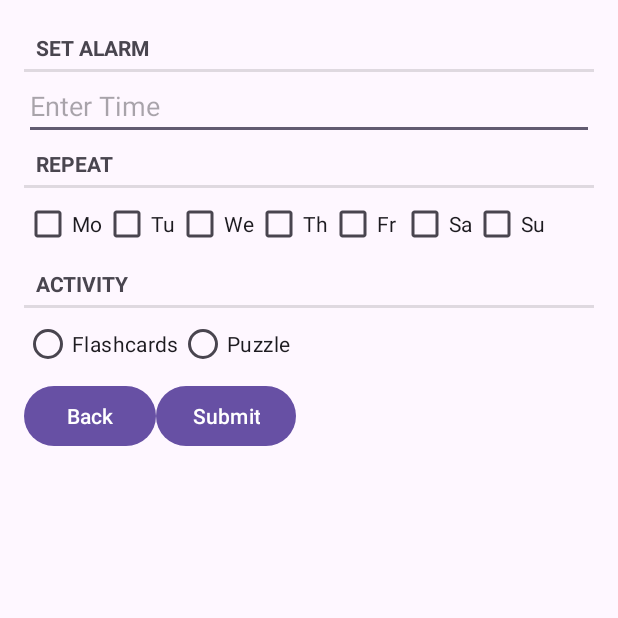
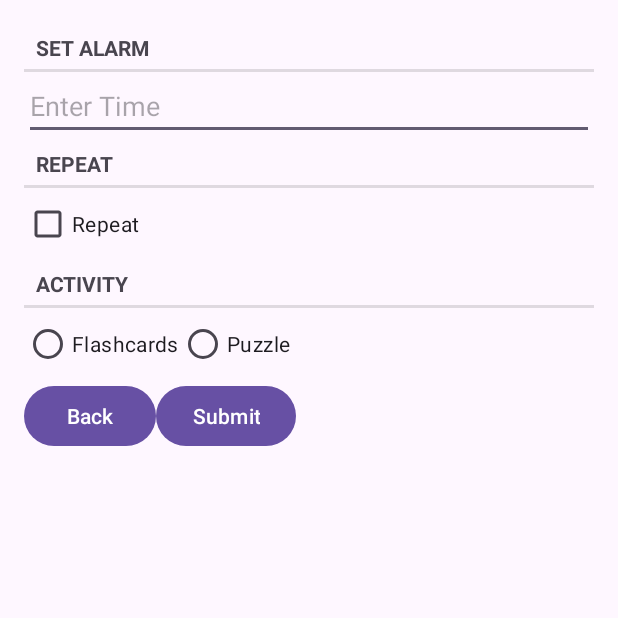
Before and after one commit to cduong2/puzzle-alarm, an Android app: the AlarmCreateActivity screen opened directly, with no data from a screen before it, on a phone screen of 412 x 824 dp, the top half of it. Run offline under Robolectric (Android 15) with nearby library versions, the phone set to English and light mode, and no system bars.

Commit message:
the forms work now

```diff
--- a/ZooAlarm/app/src/main/java/com/example/zooalarm/AlarmCreateActivity.java
+++ b/ZooAlarm/app/src/main/java/com/example/zooalarm/AlarmCreateActivity.java
@@ -1,5 +1,7 @@
 package com.example.zooalarm;
 
+import android.content.Context;
+import android.content.Intent;
 import android.os.Bundle;
 import android.util.Log;
 import android.widget.Button;
@@ -8,21 +10,23 @@ import androidx.appcompat.app.AppCompatActivity;
 import androidx.fragment.app.Fragment;
 import androidx.fragment.app.FragmentManager;
 
-public class AlarmCreateActivity extends AppCompatActivity {
+import java.util.UUID;
+
+public class AlarmCreateActivity extends SingleFragmentActivity {
     private Button mBackButton;
     private static final String TAG = "AlarmCreateActivity";
+    private static final String EXTRA_ALARM_ID =
+            "com.example.zooalarm.alarm_id";
+    public static Intent newIntent(Context packageContext, UUID alarmId) {
+        Intent intent = new Intent(packageContext, AlarmCreateActivity.class);
+        intent.putExtra(EXTRA_ALARM_ID, alarmId);
+        return intent;
+    }
     @Override
-    protected void onCreate(Bundle savedInstanceState) {
-        super.onCreate(savedInstanceState);
+    protected Fragment createFragment() {
         Log.d(TAG, "onCreate(Bundle) called");
-        setContentView(R.layout.activity_fragment);
-        FragmentManager fm = getSupportFragmentManager();
-        Fragment fragment = fm.findFragmentById(R.id.fragment_container);
-        if (fragment == null) {
-            fragment = new AlarmFragment();
-            fm.beginTransaction()
-                    .add(R.id.fragment_container, fragment)
-                    .commit(); }
+        UUID alarmId = (UUID) getIntent().getSerializableExtra(EXTRA_ALARM_ID);
+        return AlarmFragment.newInstance(alarmId);
     }
     @Override
     public void onStart() {
--- a/ZooAlarm/app/src/main/java/com/example/zooalarm/AlarmFragment.java
+++ b/ZooAlarm/app/src/main/java/com/example/zooalarm/AlarmFragment.java
@@ -1,6 +1,7 @@
 package com.example.zooalarm;
 
 import android.content.Intent;
+import android.credentials.CreateCredentialException;
 import android.os.Bundle;
 import android.text.Editable;
 import android.text.TextWatcher;
@@ -22,20 +23,35 @@ import androidx.fragment.app.Fragment;
 
 import java.util.ArrayList;
 import java.util.List;
+import java.util.UUID;
 
 public class AlarmFragment extends Fragment {
     private Alarm mAlarm;
     private EditText mAlarmField;
-    private List<CheckBox> mDayCheckboxes;
+    private CheckBox mRepeatCheckbox;
     private RadioGroup mActivityRadioGroup;
+    private RadioButton mFlashCards;
+    private RadioButton mPuzzle;
+
     private Button mBackButton;
+    private Button mSubmitButton;
     private static final String TAG = "AlarmFragment";
+    private static final String ARG_ALARM_ID = "alarm_id";
 
+    public static AlarmFragment newInstance(UUID alarmId) {
+        Bundle args = new Bundle();
+        args.putSerializable(ARG_ALARM_ID, alarmId);
+        AlarmFragment fragment = new AlarmFragment();
+        fragment.setArguments(args);
+        return fragment;
+    }
 
     @Override
     public void onCreate(@Nullable Bundle savedInstanceState) {
         super.onCreate(savedInstanceState);
-        mAlarm = new Alarm();
+        UUID alarmId = (UUID) getArguments().getSerializable(ARG_ALARM_ID);
+        mAlarm = AlarmLab.get(getActivity()).getAlarm(alarmId);
+
     }
 
     @Override
@@ -43,34 +59,32 @@ public class AlarmFragment extends Fragment {
         View v = inflater.inflate(R.layout.fragment_alarm, container, false);
         Log.d(TAG, "onCreateView: Fragment view is being created.");
         mAlarmField = v.findViewById(R.id.alarm_time);
-
-        mDayCheckboxes = new ArrayList<>();
-        mDayCheckboxes.add((CheckBox) v.findViewById(R.id.is_mon));
-        mDayCheckboxes.add((CheckBox) v.findViewById(R.id.is_tue));
-        mDayCheckboxes.add((CheckBox) v.findViewById(R.id.is_wed));
-        mDayCheckboxes.add((CheckBox) v.findViewById(R.id.is_thr));
-        mDayCheckboxes.add((CheckBox) v.findViewById(R.id.is_fri));
-        mDayCheckboxes.add((CheckBox) v.findViewById(R.id.is_sat));
-        mDayCheckboxes.add((CheckBox) v.findViewById(R.id.is_sun));
+        mRepeatCheckbox= v.findViewById(R.id.is_repeat);
+        mActivityRadioGroup = v.findViewById(R.id.activity_radio_group);
+        mFlashCards = v.findViewById(R.id.is_flashcards);
+        mPuzzle = v.findViewById(R.id.is_word_puzzle);
 
 
-        // Set up listeners for day checkboxes
-        for (CheckBox checkBox : mDayCheckboxes) {
-            if (checkBox != null) { // Check for null
-                checkBox.setOnCheckedChangeListener(new CompoundButton.OnCheckedChangeListener() {
-                    @Override
-                    public void onCheckedChanged(CompoundButton buttonView, boolean isChecked) {
-                        if (mAlarm != null) { // Check for null
-                           mAlarm.updateDays(checkBox.getText().toString());
-                            Toast.makeText(getActivity(), checkBox.getText().toString(), Toast.LENGTH_SHORT).show();
-                        }
-                    }
-                });
+        if (mAlarm!=null){
+            mAlarmField.setText(mAlarm.getTime());
+            mRepeatCheckbox.setChecked(mAlarm.getRepeat());
+            if (mAlarm.getActivity().equals("flashcards")){
+                mFlashCards.setChecked(true);
+            }else{
+                mPuzzle.setChecked(true);
             }
+        }else{
+            mAlarm=new Alarm();
         }
+        mRepeatCheckbox.setOnCheckedChangeListener(new CompoundButton.OnCheckedChangeListener() {
+            @Override
+            public void onCheckedChanged(CompoundButton buttonView,
+                                         boolean isChecked) {
+                mAlarm.setRepeat(isChecked);
+            } });
 
-        // Initialize radio group for activity selection
-        mActivityRadioGroup = v.findViewById(R.id.activity_radio_group);
+
+
         // Set up listener for the radio group (activity selection)
         mActivityRadioGroup.setOnCheckedChangeListener(new RadioGroup.OnCheckedChangeListener() {
             @Override
@@ -104,9 +118,20 @@ public class AlarmFragment extends Fragment {
         mBackButton.setOnClickListener(new View.OnClickListener() {
             @Override
             public void onClick(View v) {
-                startActivity(new Intent(getActivity(), MainActivity.class));
+                startActivity(new Intent(getActivity(), AlarmListActivity.class));
             }
         });
+        mSubmitButton = v.findViewById(R.id.submit_button);
+        mSubmitButton.setOnClickListener(new View.OnClickListener() {
+            @Override
+            public void onClick(View v) {
+                AlarmLab alarmLab = AlarmLab.get(getActivity());
+                List<Alarm> alarms = alarmLab.getAlarms();
+                alarms.add(mAlarm);
+                startActivity(new Intent(getActivity(), AlarmListActivity.class));
+            }
+        });
+
 
         return v;
     }
--- a/ZooAlarm/app/src/main/res/layout/fragment_alarm.xml
+++ b/ZooAlarm/app/src/main/res/layout/fragment_alarm.xml
@@ -21,40 +21,11 @@
         android:layout_height="wrap_content"
         android:orientation="horizontal">
     <CheckBox
-        android:id="@+id/is_mon"
+        android:id="@+id/is_repeat"
         android:layout_width="match_parent"
         android:layout_height="wrap_content"
-        android:text="Mo"/>
-    <CheckBox
-        android:id="@+id/is_tue"
-        android:layout_width="match_parent"
-        android:layout_height="wrap_content"
-        android:text="Tu"/>
-        <CheckBox
-            android:id="@+id/is_wed"
-            android:layout_width="match_parent"
-            android:layout_height="wrap_content"
-            android:text="We"/>
-        <CheckBox
-            android:id="@+id/is_thr"
-            android:layout_width="match_parent"
-            android:layout_height="wrap_content"
-            android:text="Th"/>
-        <CheckBox
-            android:id="@+id/is_fri"
-            android:layout_width="match_parent"
-            android:layout_height="wrap_content"
-            android:text="Fr"/>
-        <CheckBox
-            android:id="@+id/is_sat"
-            android:layout_width="match_parent"
-            android:layout_height="wrap_content"
-            android:text="Sa"/>
-        <CheckBox
-            android:id="@+id/is_sun"
-            android:layout_width="match_parent"
-            android:layout_height="wrap_content"
-            android:text="Su"/>
+        android:text="Repeat"/>
+
     </LinearLayout>
     <TextView
         style="?android:listSeparatorTextViewStyle"
```
Also changed, not shown: ZooAlarm/app/src/main/java/com/example/zooalarm/Alarm.java (+17 -7 lines), ZooAlarm/app/src/main/java/com/example/zooalarm/AlarmLab.java (+8 -2 lines), ZooAlarm/app/src/main/java/com/example/zooalarm/AlarmListFragment.java (+22 -5 lines).
